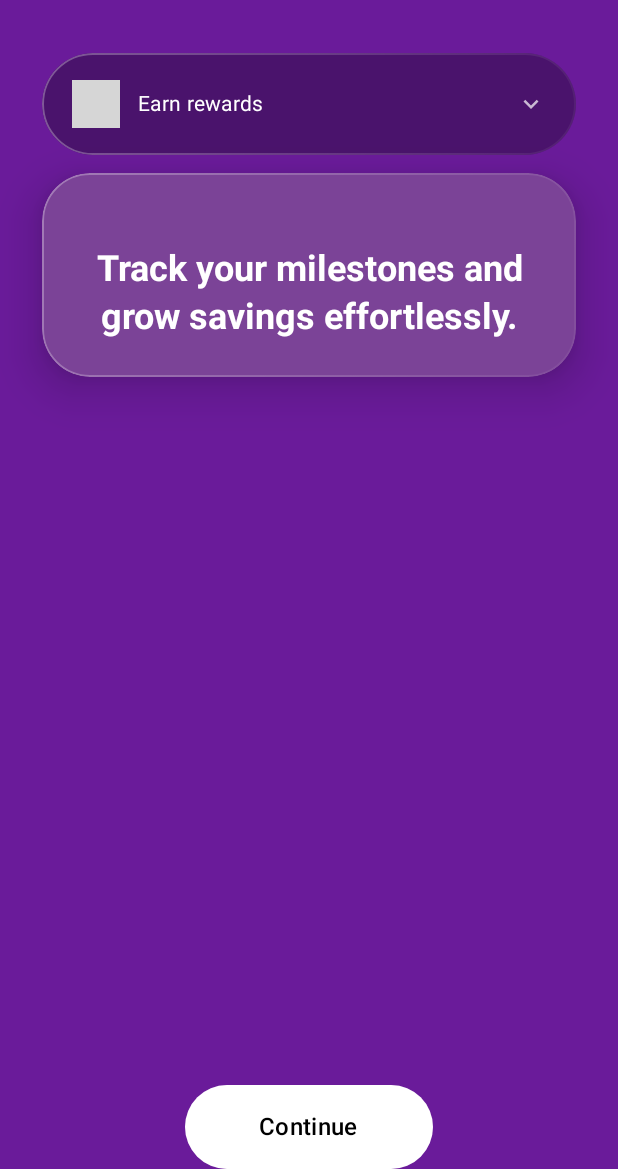
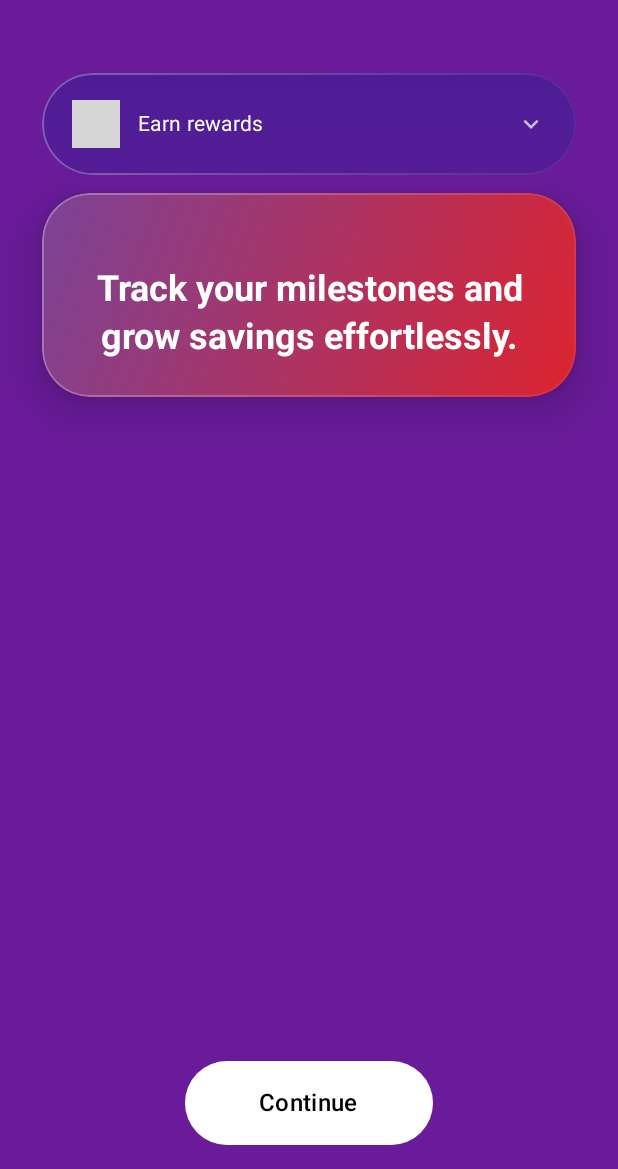
Before and after one commit to anshshetty/Onboarding, an Android app built with Jetpack Compose: the @Preview function OnboardingScreenPreview, on a phone screen of 412 x 824 dp, the part 67-1236 px from its top. Run offline under Robolectric (Android 15) with nearby library versions, the phone set to English and light mode, and no system bars; pictures from the network do not load; grey boxes are pictures that could not be loaded.

Commit message:
fix: Improve OnboardingScreen layout and animations
This commit addresses layout and animation issues on the `OnboardingScreen`.

Key changes:

-   **`OnboardingScreen.kt`**:
    -   Wrapped the main content in a `Box` to allow the `CtaButton` to overlay the scrollable content and be pinned to the bottom.
    -   The main content `Column` (containing `IntroHeader` and `CardCarousel`) is now scrollable using `verticalScroll`.
    -   Adjusted `CtaButton` alignment to `Alignment.BottomCenter` and added bottom padding.
    -   `IntroHeader`:
        -   Added support for displaying an icon next to the subtitle.
        -   Wrapped the subtitle and icon in a `Row` with a styled background when an icon is present.
        -   Increased spacing below the title.
    -   `CardCarousel`:
        -   Replaced `LazyColumn` with a regular `Column` within a `verticalScroll` to ensure animations work correctly with `SharedTransitionLayout` when the content might not be initially visible due to scrolling.
        -   Iterates through all `allCards` and controls their appearance via `AnimatedVisibility` based on `shouldBeVisible`.
        -   Added a `Spacer` at the end of the `Column` to prevent the `CtaButton` from overlapping the last card.
    -   `CardItem`:
        -   Modified the `slideInVertically` animation:
            -   During autoplay (`isAutoplay = true`), cards now slide in from the bottom of the screen (`screenHeightPx`).
            -   Otherwise, they slide in from the center as before.
        -   The `AnimatedVisibility` now considers `shouldBeVisible` to determine if a card should be rendered.
        -   Updated background of collapsed cards to use a vertical gradient derived from `card.backgroundColor` instead of `Color.Black.copy(alpha = 0.3f)`.
        -   Refactored `surfaceShape`, `surfaceBrush`, and `strokeBrush` creation into remembered variables for clarity.

```diff
--- a/app/src/main/java/dev/ansh/onboarding/onboarding/ui/onboarding/OnboardingScreen.kt
+++ b/app/src/main/java/dev/ansh/onboarding/onboarding/ui/onboarding/OnboardingScreen.kt
@@ -34,10 +34,10 @@ import androidx.compose.foundation.layout.navigationBarsPadding
 import androidx.compose.foundation.layout.padding
 import androidx.compose.foundation.layout.size
 import androidx.compose.foundation.layout.width
-import androidx.compose.foundation.lazy.LazyColumn
-import androidx.compose.foundation.lazy.items
+import androidx.compose.foundation.rememberScrollState
 import androidx.compose.foundation.shape.CircleShape
 import androidx.compose.foundation.shape.RoundedCornerShape
+import androidx.compose.foundation.verticalScroll
 import androidx.compose.material.icons.Icons
 import androidx.compose.material.icons.automirrored.filled.ArrowBack
 import androidx.compose.material.icons.filled.KeyboardArrowDown
@@ -65,7 +65,9 @@ import androidx.compose.ui.graphics.Brush
 import androidx.compose.ui.graphics.Color
 import androidx.compose.ui.graphics.graphicsLayer
 import androidx.compose.ui.layout.ContentScale
+import androidx.compose.ui.platform.LocalConfiguration
 import androidx.compose.ui.platform.LocalContext
+import androidx.compose.ui.platform.LocalDensity
 import androidx.compose.ui.text.font.FontWeight
 import androidx.compose.ui.text.style.TextAlign
 import androidx.compose.ui.tooling.preview.Preview
@@ -158,12 +160,17 @@ private fun SharedTransitionScope.OnboardingBody(
                 title = state.toolbarTitle, iconUrl = state.toolBarIcon, onBackClick = onBackClick
             )
         }) { paddingValues ->
+        Box(
+            modifier = Modifier
+                .fillMaxSize()
+                .padding(paddingValues)
+                .graphicsLayer { clip = false }
+        ) {
+            // Full-screen scrollable content
             Column(
                 modifier = Modifier
                     .fillMaxSize()
-                .padding(paddingValues)
-                .padding(horizontal = 20.dp),
-            verticalArrangement = Arrangement.SpaceBetween
+                    .padding(horizontal = 20.dp)
             ) {
                 IntroHeader(state)
 
@@ -173,10 +180,10 @@ private fun SharedTransitionScope.OnboardingBody(
                     state = state,
                     onCardClick = onCardClick,
                     modifier = Modifier
-                    .weight(1f, fill = true)
-                    .padding(bottom = 16.dp)
+                        .fillMaxSize()
                 )
-
+            }
+            // CTA button positioned as overlay at bottom
             if (state.showCta && state.cta != null) {
                 CtaButton(
                     cta = state.cta,
@@ -184,8 +191,9 @@ private fun SharedTransitionScope.OnboardingBody(
                     enabled = state.autoplayCompleted,
                     onClick = onCtaClick,
                     modifier = Modifier
-                        .align(Alignment.CenterHorizontally)
+                        .align(Alignment.BottomCenter)
                         .navigationBarsPadding()
+                        .padding(bottom = 16.dp)
                 )
             }
         }
@@ -244,23 +252,64 @@ private fun IntroHeader(state: OnboardingUiState) {
         exit = fadeOut(tween(100))
     ) {
         Column(
-            modifier = Modifier.fillMaxWidth(), horizontalAlignment = Alignment.CenterHorizontally
+            modifier = Modifier.fillMaxWidth(),
+            horizontalAlignment = Alignment.CenterHorizontally
         ) {
             if (state.introTitle.isNotBlank()) {
                 Text(
-                    text = state.introTitle, style = MaterialTheme.typography.headlineSmall.copy(
-                        color = Color.White, fontWeight = FontWeight.SemiBold
-                    ), textAlign = TextAlign.Center
+                    text = state.introTitle,
+                    style = MaterialTheme.typography.headlineSmall.copy(
+                        color = Color.White,
+                        fontWeight = FontWeight.SemiBold
+                    ),
+                    textAlign = TextAlign.Center
                 )
             }
 
-            if (state.introSubtitle.isNotBlank()) {
-                Spacer(modifier = Modifier.height(8.dp))
+            val subtitle = state.introSubtitle
+            val subtitleIcon = state.introSubtitleIcon
+
+            if (subtitle.isNotBlank()) {
+                Spacer(modifier = Modifier.height(12.dp))
+
+                if (!subtitleIcon.isNullOrBlank()) {
+                    Row(
+                        modifier = Modifier
+                            .clip(RoundedCornerShape(20.dp))
+                            .background(Color.White.copy(alpha = 0.12f))
+                            .padding(horizontal = 18.dp, vertical = 10.dp),
+                        verticalAlignment = Alignment.CenterVertically,
+                        horizontalArrangement = Arrangement.spacedBy(12.dp)
+                    ) {
+                        AsyncImage(
+                            model = ImageRequest.Builder(LocalContext.current)
+                                .data(subtitleIcon)
+                                .crossfade(true)
+                                .build(),
+                            contentDescription = null,
+                            modifier = Modifier.size(28.dp),
+                            contentScale = ContentScale.Fit
+                        )
+
                         Text(
-                    text = state.introSubtitle, style = MaterialTheme.typography.bodyLarge.copy(
-                        color = Color.White.copy(alpha = 0.85f), lineHeight = 20.sp
-                    ), textAlign = TextAlign.Center
+                            text = subtitle,
+                            style = MaterialTheme.typography.bodyLarge.copy(
+                                color = Color.White.copy(alpha = 0.9f),
+                                lineHeight = 20.sp
+                            ),
+                            textAlign = TextAlign.Center
                         )
+                    }
+                } else {
+                    Text(
+                        text = subtitle,
+                        style = MaterialTheme.typography.bodyLarge.copy(
+                            color = Color.White.copy(alpha = 0.85f),
+                            lineHeight = 20.sp
+                        ),
+                        textAlign = TextAlign.Center
+                    )
+                }
             }
         }
     }
@@ -271,49 +320,97 @@ private fun IntroHeader(state: OnboardingUiState) {
 private fun SharedTransitionScope.CardCarousel(
     state: OnboardingUiState, onCardClick: (Int) -> Unit, modifier: Modifier = Modifier
 ) {
-    val cards = remember(state.cards, state.revealedCardCount) {
-        state.cards.take(state.revealedCardCount.coerceIn(0, state.cards.size))
-    }
+    // Show all cards, but control their visibility in AnimatedVisibility
+    val allCards = state.cards
 
-    LazyColumn(
-        modifier = modifier.fillMaxWidth(),
+    // Use a regular, scrollable Column instead of a LazyColumn
+    Column(
+        modifier = modifier
+            .fillMaxWidth()
+            .verticalScroll(rememberScrollState()) // Make the Column scrollable
+            .graphicsLayer {
+                // This is still useful to ensure animations aren't clipped by parent containers
+                clip = false
+            },
         verticalArrangement = Arrangement.spacedBy(12.dp),
-        contentPadding = PaddingValues(bottom = 24.dp)
     ) {
-        items(
-            items = cards, key = { it.id }) { card ->
+        // Add padding manually since there's no contentPadding
+        Spacer(modifier = Modifier.height(1.dp)) // Spacer for top padding if needed
+
+        allCards.forEach { card ->
             val stage = when {
                 card.id >= state.revealedCardCount -> CardStage.Hidden
                 state.collapsedCardIndices.contains(card.id) -> CardStage.Collapsed
                 else -> CardStage.Expanded
             }
 
+            // A card should be visible if it's within the revealed count
+            val shouldBeVisible = card.id < state.revealedCardCount
+
+            // Use autoplay animation for any card that appears while autoplay is active
+            val isAutoplayReveal = !state.autoplayCompleted
+
             CardItem(
                 card = card,
                 stage = stage,
                 index = card.id,
                 timing = state.timing,
-                onClick = { onCardClick(card.id) })
+                onClick = { onCardClick(card.id) },
+                isAutoplay = isAutoplayReveal,
+                shouldBeVisible = shouldBeVisible
+            )
         }
+
+        // Add padding at the bottom to ensure CTA doesn't overlap last card
+        Spacer(modifier = Modifier.height(120.dp))
     }
 }
 
 @OptIn(ExperimentalSharedTransitionApi::class)
 @Composable
 private fun SharedTransitionScope.CardItem(
-    card: OnboardingCardUiModel, stage: CardStage, index: Int, timing: Timing, onClick: () -> Unit
+    card: OnboardingCardUiModel,
+    stage: CardStage,
+    index: Int,
+    timing: Timing,
+    onClick: () -> Unit,
+    isAutoplay: Boolean,
+    shouldBeVisible: Boolean
 ) {
-    val visible = stage != CardStage.Hidden
+    val visible = shouldBeVisible
     val enterDuration = timing.enter.toAnimationDuration()
 
+    // Get screen height to create a more reliable animation
+    val configuration = LocalConfiguration.current
+    val density = LocalDensity.current
+    val screenHeightPx = with(density) { configuration.screenHeightDp.dp.toPx() }
+
+    val slideAnimation = if (isAutoplay) {
+        // During autoplay: slide from just below the visible screen
+        slideInVertically(
+            animationSpec = tween(durationMillis = enterDuration, easing = EaseOutCubic),
+        ) {
+            // Start the animation from the full height of the screen
+            screenHeightPx.toInt()
+        }
+    } else {
+        // During manual expansion: slide from center
+        slideInVertically(
+            animationSpec = tween(durationMillis = enterDuration, easing = EaseOutCubic)
+        ) { fullHeight -> fullHeight / 2 }
+    }
+
     AnimatedVisibility(
-        visible = visible, enter = slideInVertically(
-            animationSpec = tween(durationMillis = enterDuration, easing = EaseOutCubic)
-        ) { fullHeight -> fullHeight / 2 } + fadeIn(
+        visible = visible,
+        enter = slideAnimation + fadeIn(
             animationSpec = tween(durationMillis = enterDuration / 2)
-        ), modifier = Modifier
+        ),
+        modifier = Modifier
             .fillMaxWidth()
-            .zIndexFor(stage)) {
+            // graphicsLayer on the item is no longer strictly necessary if the parent has it,
+            // but it doesn't hurt.
+            .zIndexFor(stage)
+    ) {
         CardSurface(
             card = card,
             stage = stage,
@@ -359,11 +456,29 @@ private fun SharedTransitionScope.CardSurface(
         }
     }
 
+
     val collapseDuration = timing.collapse.toAnimationDuration()
 
     val paddingValues = when (stage) {
         CardStage.Collapsed -> PaddingValues(horizontal = 20.dp, vertical = 18.dp)
         else -> PaddingValues(all = 24.dp)
+    }
+
+    val surfaceShape = RoundedCornerShape(corner)
+    val surfaceBrush = remember(stage, card.backgroundColor, card.gradientStart, card.gradientEnd) {
+        if (stage == CardStage.Collapsed) {
+            Brush.verticalGradient(
+                colors = listOf(
+                    card.backgroundColor.copy(alpha = 0.95f),
+                    card.backgroundColor.copy(alpha = 0.72f)
+                )
+            )
+        } else {
+            Brush.linearGradient(listOf(card.gradientStart, card.gradientEnd))
+        }
+    }
+    val strokeBrush = remember(card.strokeStartColor, card.strokeEndColor) {
+        Brush.linearGradient(listOf(card.strokeStartColor, card.strokeEndColor))
     }
 
     Box(
@@ -374,13 +489,13 @@ private fun SharedTransitionScope.CardSurface(
                 rememberSharedContentState(key = "card-$index"),
                 animatedVisibilityScope = animatedVisibilityScope
             )
-            .shadow(elevation = elevation, shape = RoundedCornerShape(corner))
-            .clip(RoundedCornerShape(corner))
-            .background(if (stage == CardStage.Collapsed) Color.Black.copy(alpha = 0.3f) else card.gradientStart)
+            .shadow(elevation = elevation, shape = surfaceShape)
+            .clip(surfaceShape)
+            .background(surfaceBrush)
             .border(
                 width = 1.dp,
-                brush = Brush.linearGradient(listOf(card.strokeStartColor, card.strokeEndColor)),
-                shape = RoundedCornerShape(corner)
+                brush = strokeBrush,
+                shape = surfaceShape
             )
             .clickable(onClick = onClick)
             .padding(paddingValues)
```
Lines whose indentation alone changed are shown as unchanged.
